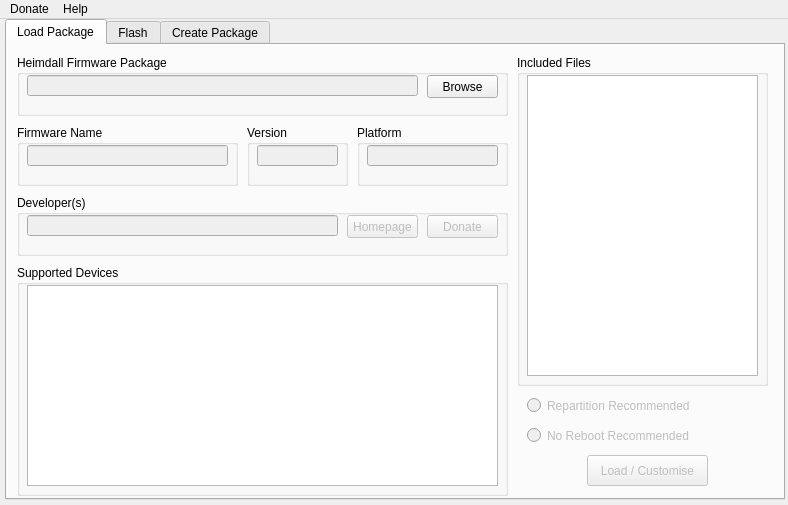
Benjamin-Dobell/Heimdall, file heimdall-frontend/mainwindow.ui: the form before one commit.
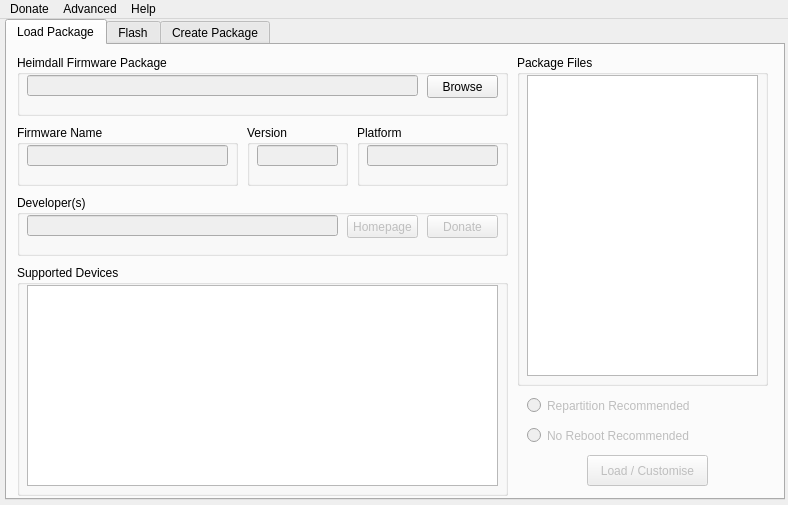
The form after the commit.

The edit to the form file:
```diff
--- a/heimdall-frontend/mainwindow.ui
+++ b/heimdall-frontend/mainwindow.ui
@@ -114,7 +114,7 @@
        </rect>
       </property>
       <property name="title">
-       <string>Included Files</string>
+       <string>Package Files</string>
       </property>
       <widget class="QListWidget" name="includedFilesListWidget">
        <property name="geometry">
@@ -1223,7 +1223,14 @@
     </property>
     <addaction name="actionDonate"/>
    </widget>
+   <widget class="QMenu" name="menuAdvanced">
+    <property name="title">
+     <string>Advanced</string>
+    </property>
+    <addaction name="actionVerboseOutput"/>
+   </widget>
    <addaction name="menuDonate"/>
+   <addaction name="menuAdvanced"/>
    <addaction name="menuHelp"/>
   </widget>
   <action name="actionHelp">
```
Left out of the diff: 8 changed lines with no effect on the pictures.
